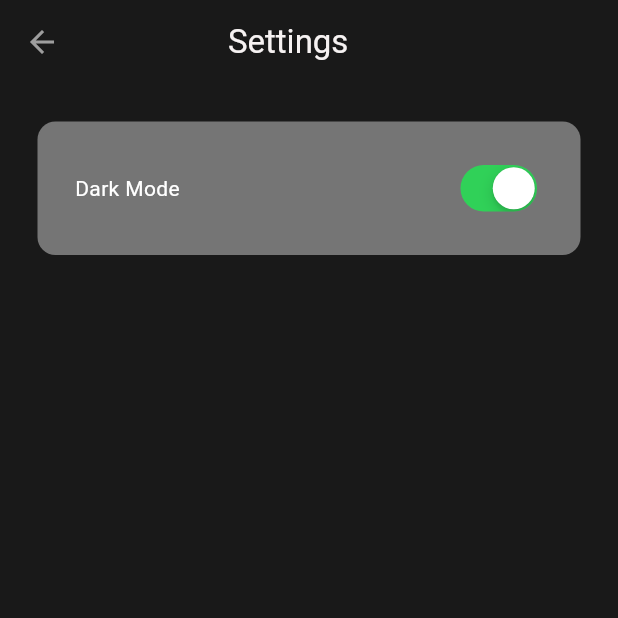
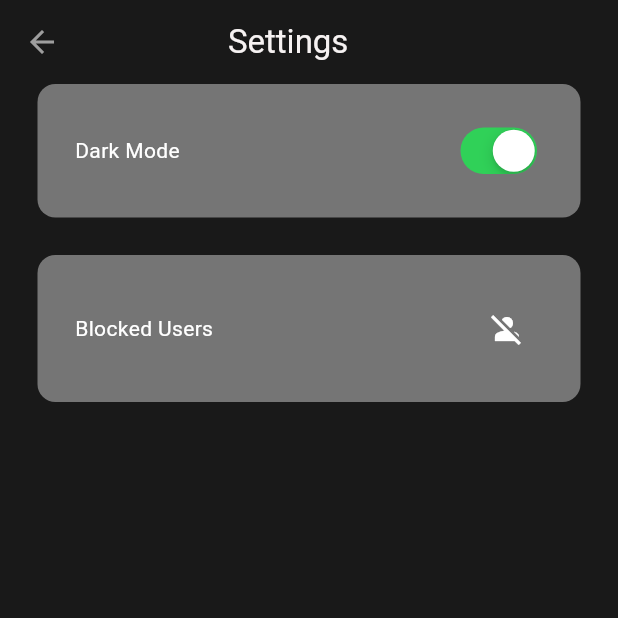
Before and after one commit to AkiTheMemeGod/quicktalk, a Flutter app: the screen it shows once a user with an empty profile is signed in, in the side drawer, after a tap on "SETTINGS", on a phone screen of 412 x 824 dp, the top half of it. Run offline on Flutter 3.47's test engine with Material 3 defaults, Android fonts, the light colour scheme and no system bars; our stand-ins replace cloud_firestore, firebase_auth, firebase_core; accounts and stored records are empty.

Commit message:
implemented the block, report user to make it production quality

```diff
--- a/lib/pages/chatpage.dart
+++ b/lib/pages/chatpage.dart
@@ -130,6 +130,8 @@ class _ChatpageState extends State<Chatpage> {
             MyChatBubble(
               message: data["message"],
               isCurrentUser: isCurrentUser,
+              messageId: doc.id,
+              userId: data["senderID"],
             ),
           ],
         ));
--- a/lib/pages/homepage.dart
+++ b/lib/pages/homepage.dart
@@ -38,7 +38,7 @@ class Homepage extends StatelessWidget {
 
   Widget _buildUserList() {
     return StreamBuilder(
-        stream: _chatservices.getUserStream(),
+        stream: _chatservices.getUserStreamExcludingBlocked(),
         builder: (context, snapshot) {
           if (snapshot.hasError) {
             return const Text("Error");
--- a/lib/pages/settingspage.dart
+++ b/lib/pages/settingspage.dart
@@ -1,6 +1,7 @@
 import 'package:flutter/cupertino.dart';
 import 'package:flutter/material.dart';
 import 'package:provider/provider.dart';
+import 'package:quicktalk/pages/blockeduserspage.dart';
 import 'package:quicktalk/themes/theme_provider.dart';
 
 class Settingspage extends StatelessWidget {
@@ -22,7 +23,29 @@ class Settingspage extends StatelessWidget {
         foregroundColor: Colors.grey,
         elevation: 0,
       ),
-      body: Container(
+      body: Column(
+        children: [
+          Container(
+            decoration: BoxDecoration(
+                color: Theme.of(context).colorScheme.secondary,
+                borderRadius: BorderRadius.circular(12)),
+            margin: EdgeInsets.symmetric(horizontal: 25),
+            padding: EdgeInsets.all(25),
+            child: Row(
+              mainAxisAlignment: MainAxisAlignment.spaceBetween,
+              children: [
+                Text("Dark Mode"),
+                CupertinoSwitch(
+                  value: Provider.of<ThemeProvider>(context, listen: false)
+                      .isDarkMode,
+                  onChanged: (value) =>
+                      Provider.of<ThemeProvider>(context, listen: false)
+                          .toggletheme(),
+                )
+              ],
+            ),
+          ),
+          Container(
             decoration: BoxDecoration(
                 color: Theme.of(context).colorScheme.secondary,
                 borderRadius: BorderRadius.circular(12)),
@@ -31,16 +54,18 @@ class Settingspage extends StatelessWidget {
             child: Row(
               mainAxisAlignment: MainAxisAlignment.spaceBetween,
               children: [
-            Text("Dark Mode"),
-            CupertinoSwitch(
-              value:
-                  Provider.of<ThemeProvider>(context, listen: false).isDarkMode,
-              onChanged: (value) =>
-                  Provider.of<ThemeProvider>(context, listen: false)
-                      .toggletheme(),
-            )
+                Text("Blocked Users"),
+                IconButton(
+                    onPressed: () => Navigator.push(
+                        context,
+                        MaterialPageRoute(
+                          builder: (context) => Blockeduserspage(),
+                        )),
+                    icon: Icon(Icons.person_off))
               ],
             ),
+          ),
+        ],
       ),
     );
   }
--- a/lib/services/chatservices/chatservices.dart
+++ b/lib/services/chatservices/chatservices.dart
@@ -1,8 +1,9 @@
 import 'package:cloud_firestore/cloud_firestore.dart';
 import 'package:firebase_auth/firebase_auth.dart';
+import 'package:flutter/material.dart';
 import 'package:quicktalk/models/message.dart';
 
-class Chatservices {
+class Chatservices extends ChangeNotifier {
   final FirebaseFirestore _firestore = FirebaseFirestore.instance;
   final FirebaseAuth _auth = FirebaseAuth.instance;
 
@@ -12,6 +13,28 @@ class Chatservices {
         final user = doc.data();
         return user;
       }).toList();
+    });
+  }
+
+  Stream<List<Map<String, dynamic>>> getUserStreamExcludingBlocked() {
+    final currentUser = _auth.currentUser;
+
+    return _firestore
+        .collection("Users")
+        .doc(currentUser!.uid)
+        .collection("BlockedUsers")
+        .snapshots()
+        .asyncMap((snapshot) async {
+      final blockedUserids = snapshot.docs.map((doc) => doc.id).toList();
+
+      final usersSnapshots = await _firestore.collection("Users").get();
+
+      return usersSnapshots.docs
+          .where((doc) =>
+              doc.data()['email'] != currentUser.email &&
+              !blockedUserids.contains(doc.id))
+          .map((doc) => doc.data())
+          .toList();
     });
   }
 
@@ -51,4 +74,62 @@ class Chatservices {
         .orderBy("timestamp", descending: false)
         .snapshots();
   }
+
+  //report
+
+  Future<void> reportUser(String messageId, String UserId) async {
+    final currentUser = _auth.currentUser;
+
+    final report = {
+      'reportedBy': currentUser!.uid,
+      'messageId': messageId,
+      'messageOwnerId': UserId,
+      'timestamp': FieldValue.serverTimestamp(),
+    };
+
+    await _firestore.collection("Reports").add(report);
+  }
+
+//block
+
+  Future<void> blockUser(String userId) async {
+    final currentUser = _auth.currentUser;
+
+    await _firestore
+        .collection("Users")
+        .doc(currentUser!.uid)
+        .collection("BlockedUsers")
+        .doc(userId)
+        .set({});
+
+    notifyListeners();
+  }
+
+  // unblock
+
+  Future<void> unblockUser(String blockedUserId) async {
+    final currentUser = _auth.currentUser;
+    await _firestore
+        .collection("Users")
+        .doc(currentUser!.uid)
+        .collection("BlockedUsers")
+        .doc(blockedUserId)
+        .delete();
+  }
+
+  Stream<List<Map<String, dynamic>>> getBlockedUsersStream(String userId) {
+    return _firestore
+        .collection("Users")
+        .doc(userId)
+        .collection("BlockedUsers")
+        .snapshots()
+        .asyncMap((snapshot) async {
+      final blockedUsersIds = snapshot.docs.map((doc) => doc.id).toList();
+
+      final userDocs = await Future.wait(blockedUsersIds
+          .map((id) => _firestore.collection("Users").doc(id).get()));
+
+      return userDocs.map((doc) => doc.data() as Map<String, dynamic>).toList();
+    });
+  }
 }
```
Also changed, not shown: lib/components/chat_bubble.dart (+100 -2 lines), lib/pages/blockeduserspage.dart (added, +91 -0 lines). Lines whose indentation alone changed are shown as unchanged.
